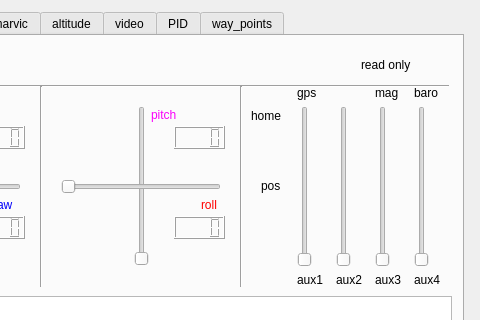
This is phx_gui/scripts/gauge/layouts/gui_v1.ui in tum-phoenix/phx_quadrocopter_ros as Qt 5 draws it before an edit; both pictures show x 822 to 1302 and y 0 to 320 of the 1302 by 730 pixel window. The edited form follows.
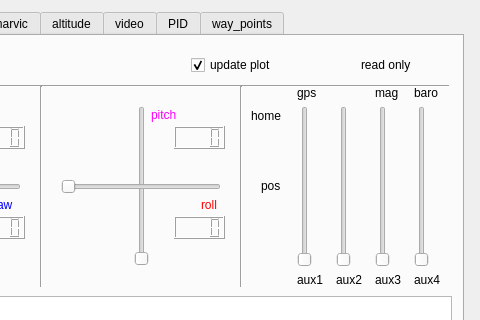
This is the edited form. The open tabs and pages were chosen to show the change. Custom widgets are drawn as their Qt base class.

Commit message: upgraded gui layout.   added led_pattern dropt down   fixed rc_marvic   added checkboxes to activate plotting in rc_tabs

Diff of the .ui file:
```diff
--- a/phx_gui/scripts/gauge/layouts/gui_v1.ui
+++ b/phx_gui/scripts/gauge/layouts/gui_v1.ui
@@ -1836,6 +1836,25 @@
           <number>4</number>
          </property>
         </widget>
+        <widget class="QCheckBox" name="remote_checkBox_rc_fc_plot">
+         <property name="enabled">
+          <bool>true</bool>
+         </property>
+         <property name="geometry">
+          <rect>
+           <x>360</x>
+           <y>20</y>
+           <width>101</width>
+           <height>18</height>
+          </rect>
+         </property>
+         <property name="text">
+          <string>update plot</string>
+         </property>
+         <property name="checked">
+          <bool>true</bool>
+         </property>
+        </widget>
        </widget>
        <widget class="QWidget" name="rc_marvic">
         <attribute name="title">
```
Left out of the diff: 84 changed lines with no effect on the pictures.
